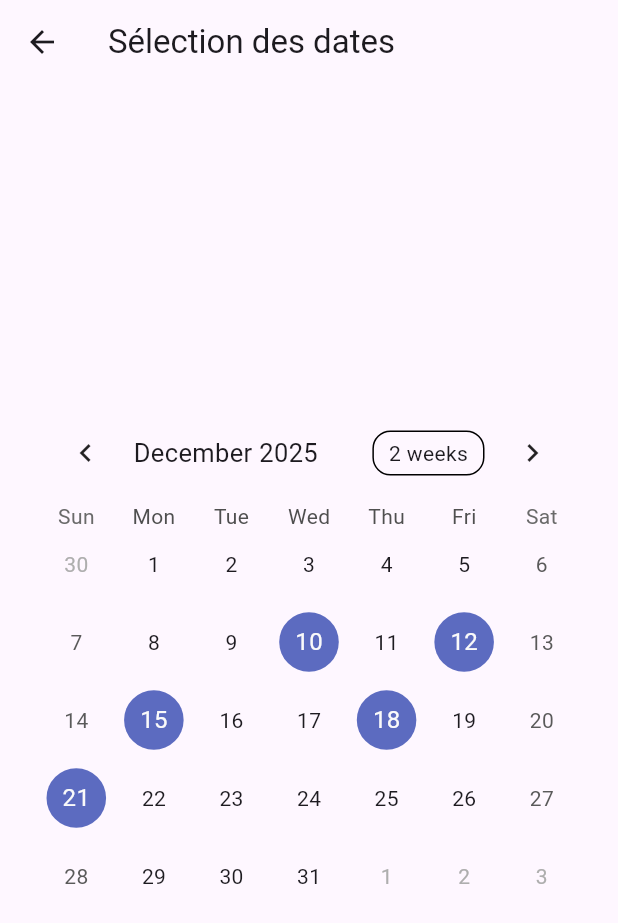
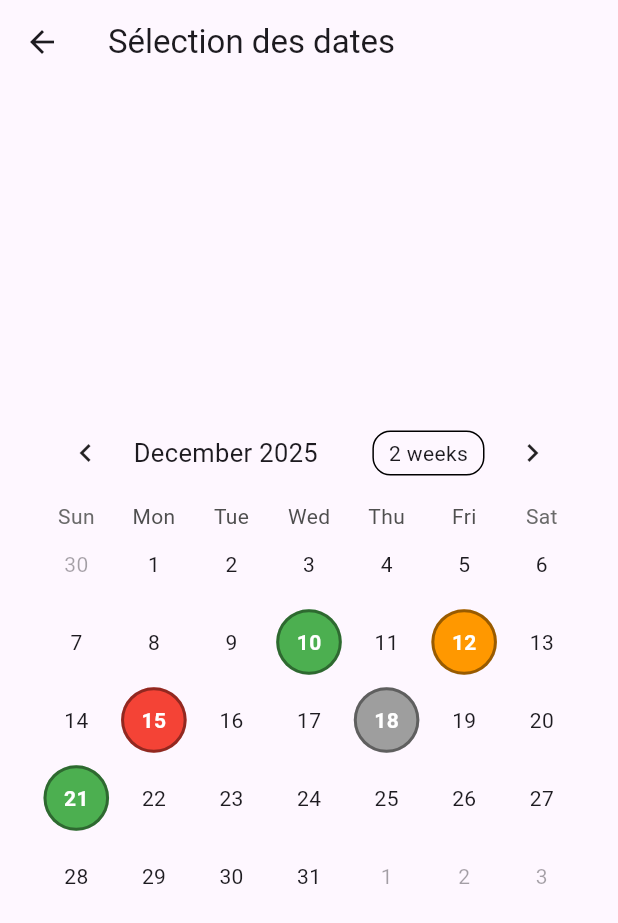
Before and after one commit to QuentinCAVIN/Projet-Violette, a Flutter app: the screen it shows after launch, after a tap on "Dispos", on a phone screen of 412 x 824 dp. Shown: the top 923 px of the screen. Run offline on Flutter 3.47's test engine with Material 3 defaults, Android fonts, the phone set to English and light mode, and no system bars; drawn by our look-alikes of table_calendar; our stand-ins replace cloud_firestore, firebase_auth, firebase_core, stacked, stacked_services, stacked_shared; missing offline and left inert: stacked_firebase_auth; accounts and stored records are empty.

Commit message:
feat(availability): améliorer l'affichage du calendrier et la gestion des statuts
- ajout de plusieurs CalendarBuilders pour personnaliser l'affichage
- ajout de ShowDate en mémoire pour les tests
- changement du statut d'une ShowDate au tap (en attente, disponible, indisponible, incertain)
- ajout de l'enum AvailabilityStatus
- découpage du widget AvailabilityCalendar avec création du widget DayCell

```diff
--- a/violette_front/lib/main.dart
+++ b/violette_front/lib/main.dart
@@ -29,6 +29,13 @@ class MainApp extends StatelessWidget {
   @override
   Widget build(BuildContext context) {
     return MaterialApp(
+      title: 'Viollette',
+      /*theme: ThemeData(
+        inputDecorationTheme: InputDecorationTheme(
+          filled: true,
+          fillColor: Colors.white,
+        )
+      ),*/ //Theme par defaut
       initialRoute: Routes.startupView,
       onGenerateRoute: StackedRouter().onGenerateRoute,
       navigatorKey: StackedService.navigatorKey,
--- /dev/null
+++ b/violette_front/lib/models/availability_status.dart
@@ -0,0 +1,36 @@
+import 'package:flutter/material.dart';
+
+enum AvailabilityStatus {
+  available,
+  conditional,
+  unavailable,
+  pending,
+}
+
+extension AvailabilityStatusX on AvailabilityStatus {
+  String get label {
+    switch (this) {
+      case AvailabilityStatus.available:
+        return 'Disponible';
+      case AvailabilityStatus.conditional:
+        return 'Conditionnel';
+      case AvailabilityStatus.unavailable:
+        return 'Indisponible';
+      case AvailabilityStatus.pending:
+        return 'En attente';
+    }
+  }
+
+  Color get color {
+    switch (this) {
+      case AvailabilityStatus.available:
+        return Colors.green;
+      case AvailabilityStatus.conditional:
+        return Colors.orange;
+      case AvailabilityStatus.unavailable:
+        return Colors.red;
+      case AvailabilityStatus.pending:
+        return Colors.grey;
+    }
+  }
+}
--- /dev/null
+++ b/violette_front/lib/models/show_date.dart
@@ -0,0 +1,15 @@
+import 'package:violette_front/models/availability_status.dart';
+
+class ShowDate {
+  final String uid;
+  final DateTime date;
+  AvailabilityStatus availabilityStatus;
+  //TODO A rajouter plus tard:
+  //La feuille de route de la date, le type d'artiste a qui elle est déstiné (chanteur, danseur)
+
+  ShowDate({
+    required this.uid,
+    required this.date,
+    required this.availabilityStatus,
+  });
+}
--- a/violette_front/lib/ui/views/availability_choice/_widgets/availability_calendar.dart
+++ b/violette_front/lib/ui/views/availability_choice/_widgets/availability_calendar.dart
@@ -1,15 +1,18 @@
 import 'package:flutter/material.dart';
 import 'package:stacked/stacked.dart';
 import 'package:table_calendar/table_calendar.dart';
+import 'package:violette_front/models/availability_status.dart';
 import '../availability_choice_viewmodel.dart';
+import 'day_cell.dart';
 
-class AvailabilityCalendar extends ViewModelWidget <AvailabilityChoiceViewModel> {
+class AvailabilityCalendar
+    extends ViewModelWidget<AvailabilityChoiceViewModel> {
   const AvailabilityCalendar({super.key});
 
   @override
   Widget build(
     BuildContext context,
-      AvailabilityChoiceViewModel viewModel,
+    AvailabilityChoiceViewModel viewModel,
   ) {
     return TableCalendar(
       firstDay: DateTime.utc(2010, 10, 16),
@@ -23,8 +26,43 @@ class AvailabilityCalendar extends ViewModelWidget <AvailabilityChoiceViewModel>
       calendarStyle: const CalendarStyle(
         isTodayHighlighted: false,
       ),
+
+      //Voir doc de TableCalendar sur les builders
+      calendarBuilders: CalendarBuilders(
+        //Builder pour les jours par defaut (sans date proposé)
+        defaultBuilder: (context, day, focusedDay) {
+          return DayCell(
+            day: day,
+            status: viewModel.getStatusForDay(day),
+          );
+          //********
+        },
+        // Builder pour construire uniquement les jours selectionnées par le selectedDayPredicate
+        selectedBuilder: (context, day, focusedDay) {
+          return DayCell(
+            day: day,
+            status: viewModel.getStatusForDay(day),
+            isSelected: true,
+          );
+        },
+        // Builder pour le jour présent
+        todayBuilder: (context, day, focusedDay) {
+          return DayCell(
+            day: day,
+            status: viewModel.getStatusForDay(day),
+          );
+        },
+        // Jours du mois précédent/suivant affichés
+        outsideBuilder: (context, day, focusedDay) {
+          return Opacity(
+            opacity: 0.4,
+            child: DayCell(
+              day: day,
+              status: viewModel.getStatusForDay(day),
+            ),
+          );
+        },
+      ),
     );
   }
 }
-
-// Composant table_calendar adapté en stack view https://pub.dev/packages/table_calendar
--- /dev/null
+++ b/violette_front/lib/ui/views/availability_choice/_widgets/day_cell.dart
@@ -0,0 +1,56 @@
+import 'package:flutter/material.dart';
+import 'package:stacked/stacked.dart';
+import 'package:violette_front/ui/views/availability_choice/availability_choice_viewmodel.dart';
+
+import '../../../../models/availability_status.dart';
+
+class DayCell extends ViewModelWidget<AvailabilityChoiceViewModel> {
+  final DateTime day;
+  final AvailabilityStatus? status;
+  final bool isSelected;
+
+  const DayCell({
+    Key? key,
+    required this.day,
+    required this.status,
+    this.isSelected = false,
+  }) : super(key: key);
+
+  @override
+  Widget build(BuildContext context, AvailabilityChoiceViewModel viewModel) {
+    if (status == null) {
+      return Center(
+        child: Text(
+          '${day.day}',
+          style: Theme.of(context)
+              .textTheme
+              .bodyMedium, // TODO Faire un theme personalisé (je garde la ligne pour l'exemple)
+        ),
+      );
+    }
+
+    // Cas avec statut → on utilise la couleur de Availability_status
+    return Container(
+      margin: const EdgeInsets.all(4),
+      decoration: BoxDecoration(
+        color: status!.color,
+        shape: BoxShape.circle,
+        border: isSelected
+            ? Border.all(width: 2, color: Colors.black.withOpacity(0.4))
+            : null,
+      ),
+      child: Center(
+        child: Text(
+          '${day.day}',
+          style: const TextStyle(
+            //TODO  passer par un thème
+            color: Colors.white,
+            fontSize: 14,
+            fontWeight: FontWeight.bold,
+          ),
+        ),
+      ),
+    );
+  }
+
+}
--- a/violette_front/lib/ui/views/availability_choice/availability_choice_view.dart
+++ b/violette_front/lib/ui/views/availability_choice/availability_choice_view.dart
@@ -1,6 +1,5 @@
 import 'package:flutter/material.dart';
 import 'package:stacked/stacked.dart';
-
 import '_widgets/availability_calendar.dart';
 import 'availability_choice_viewmodel.dart';
 
@@ -18,19 +17,16 @@ class AvailabilityChoiceView extends StackedView<AvailabilityChoiceViewModel> {
         title: const Text('Sélection des dates'),
       ),
       backgroundColor: Theme.of(context).colorScheme.background,
-      body: Container(
-        padding: const EdgeInsets.only(left: 25.0, right: 25.0),
-        child:
-        const Center(
-            child: AvailabilityCalendar(),
+      body: const Padding(
+        padding: EdgeInsets.symmetric(horizontal: 25.0),
+        child: Center(
+          child: AvailabilityCalendar(),
         ),
       ),
     );
   }
 
   @override
-  AvailabilityChoiceViewModel viewModelBuilder(
-    BuildContext context,
-  ) =>
+  AvailabilityChoiceViewModel viewModelBuilder(BuildContext context) =>
       AvailabilityChoiceViewModel();
 }
--- a/violette_front/lib/ui/views/availability_choice/availability_choice_viewmodel.dart
+++ b/violette_front/lib/ui/views/availability_choice/availability_choice_viewmodel.dart
@@ -1,40 +1,67 @@
 import 'package:stacked/stacked.dart';
 import 'package:table_calendar/table_calendar.dart';
+import 'package:violette_front/models/show_date.dart';
+import 'package:violette_front/models/availability_status.dart';
 
 class AvailabilityChoiceViewModel extends BaseViewModel {
+
+  // Attributs du widget DayCell
+
   CalendarFormat calendarFormat = CalendarFormat.month;
   DateTime focusedDay = DateTime.now();
   DateTime? selectedDay;
 
-////////Test du calendrier avec liste en mémoire
-  final List<DateTime> testDates = [];
-
+//****************************************************************************//
+  // Liste des ShowDate en mémoire pour l’instant
+  final List<ShowDate> showDates = [];
   AvailabilityChoiceViewModel() {
-    testDates.addAll([
-      DateTime(2025, 12, 10),
-      DateTime(2025, 12, 12),
-      DateTime(2025, 12, 15),
-      DateTime(2025, 12, 18),
-      DateTime(2025, 12, 21),
+    // pour tester le calendrier
+    showDates.addAll([
+      ShowDate(
+        uid: "1",
+        date: DateTime(2025, 12, 10),
+        availabilityStatus: AvailabilityStatus.available,
+      ),
+      ShowDate(
+        uid: "2",
+        date: DateTime(2025, 12, 12),
+        availabilityStatus: AvailabilityStatus.conditional,
+      ),
+      ShowDate(
+        uid: "3",
+        date: DateTime(2025, 12, 15),
+        availabilityStatus: AvailabilityStatus.unavailable,
+      ),
+      ShowDate(
+        uid: "4",
+        date: DateTime(2025, 12, 18),
+        availabilityStatus: AvailabilityStatus.pending,
+      ),
+      ShowDate(
+        uid: "5",
+        date: DateTime(2025, 12, 21),
+        availabilityStatus: AvailabilityStatus.available,
+      ),
     ]);
   }
-///////
+//****************************************************************************//
 
-  void onDaySelected(newSelectedDay, newFocusedDay) {
-    selectedDay = newSelectedDay;
+  void onDaySelected(DateTime tappedDay, DateTime newFocusedDay) {
     focusedDay = newFocusedDay;
 
-    // Logique pour mettre a jour la liste test en mémoire
-    final index = testDates.indexWhere((date) =>
-        isSameDay(date, newSelectedDay));
-    if (index >= 0) {
-      testDates.removeAt(index);
+    final existing = _findShowDate(tappedDay);
+
+    if (existing != null) {
+      // On applique le status uniquement pour les dates avec une ShowDate
+      existing.availabilityStatus = _nextStatus(existing.availabilityStatus);
+      selectedDay = tappedDay; // Pour entourer le jour séléctionné
     } else {
-      testDates.add(newSelectedDay);
+      selectedDay = null; // Pour retirer le jour sélectionné
     }
     rebuildUi();
   }
 
+  // Methode proposé en exemple dans la doc table_calendar pour changer le format du Calendar
   void onFormatChanged(CalendarFormat format) {
     if (calendarFormat != format) {
       calendarFormat = format;
@@ -42,13 +69,52 @@ class AvailabilityChoiceViewModel extends BaseViewModel {
     }
   }
 
-  void onPageChange(DateTime focusDay) {
-    focusedDay = focusedDay;
+  //Methode proposé dans la doc table_calendar pour changer de mois
+  void onPageChange(DateTime newFocusedDay) {
+    focusedDay = newFocusedDay;
     rebuildUi();
   }
 
+  // Inutilisé pour le moment, va servir dans la vue "récap"
+  bool isSelectedDay(DateTime day) {
+    // Retourne true uniquement si 'day' est la date que l’utilisateur a sélectionnée
+    return selectedDay != null && isSameDay(day, selectedDay);
+  }
 
+//****************************************************************************//
+//HELPERS                                                                     //
+//****************************************************************************//
+  // Récupérer le statut pour un jour
+  AvailabilityStatus? getStatusForDay(DateTime day) {
+    return _findShowDate(day)?.availabilityStatus;
+  }
+
+  // Pour selectedDayPredicate (condition de selection des dates surr le calendrier
   bool isDateProposed(DateTime day) {
-    return testDates.any((date) => isSameDay(date, day));
+    return _findShowDate(day) != null;
+  }
+
+  // Récupérer la ShowDate pour un jour
+  //TODO Attention a adapter quand il y aura plusieurs dates pour un même jour
+  ShowDate? _findShowDate(DateTime day) {
+    for (ShowDate showDate in showDates) {
+      if (isSameDay(showDate.date, day)) {
+        return showDate;
+      }
+    }
+    return null;
+  }
+
+  static AvailabilityStatus _nextStatus(AvailabilityStatus current) {
+    switch (current) {
+      case AvailabilityStatus.pending:
+        return AvailabilityStatus.available;
+      case AvailabilityStatus.available:
+        return AvailabilityStatus.conditional;
+      case AvailabilityStatus.conditional:
+        return AvailabilityStatus.unavailable;
+      case AvailabilityStatus.unavailable:
+        return AvailabilityStatus.pending;
+    }
   }
 }
--- a/violette_front/lib/ui/views/register/_widgets/register_form.dart
+++ b/violette_front/lib/ui/views/register/_widgets/register_form.dart
@@ -92,6 +92,10 @@ class RegisterForm extends ViewModelWidget<RegisterViewModel> {
         ElevatedButton(
           onPressed: (viewModel.register),
           child: Text("Créer mon compte "),
+          style: Theme.of(context)
+              .elevatedButtonTheme
+              .style, // TODO appliquer le theme partout comme ceci
+          // Le theme est appellé dans le main
         ),
         ElevatedButton(
           onPressed: (viewModel.navigateToLogin),
```
Also changed, not shown: violette_front/lib/services/violette_user_service.dart (+5 -4 lines), violette_front/lib/app/app.dart (line endings or trailing spaces), 1 other file.
